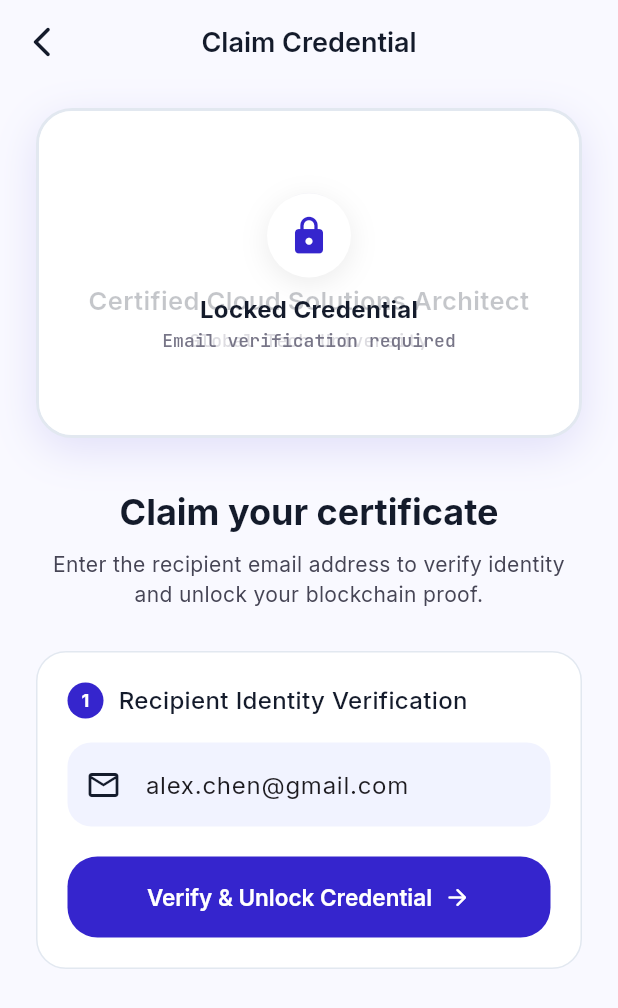
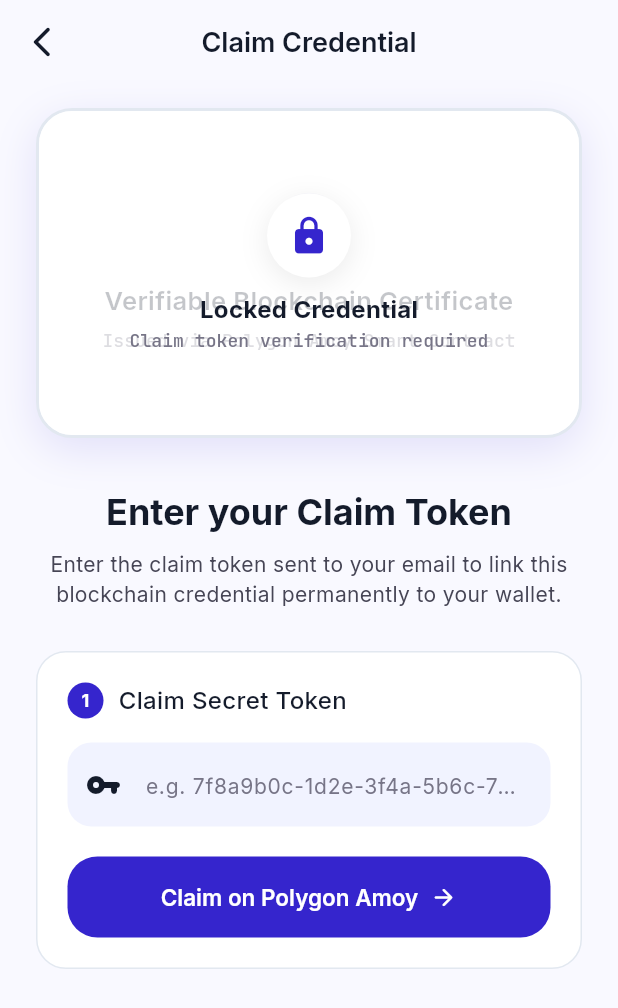
Before and after one commit to atharvabaodhankar/Proofly, a Flutter app: the ClaimCertificateScreen screen opened directly, on a phone screen of 412 x 824 dp. Shown: the top 1008 px of the screen. Run offline on Flutter 3.47's test engine with Material 3 defaults, Android fonts, the phone set to English and light mode, and no system bars; our stand-ins replace confetti, google_fonts, qr_flutter, shared_preferences; missing offline and left inert: mobile_scanner; accounts and stored records are empty; network calls fail.

```diff
--- a/apps/mobile/lib/providers/certificates_provider.dart
+++ b/apps/mobile/lib/providers/certificates_provider.dart
@@ -9,11 +9,13 @@ class CertificatesProvider extends ChangeNotifier {
   String _searchQuery = '';
   String _selectedCategory = 'All';
   bool _isLoading = false;
+  String? _errorMessage;
 
   List<CertificateModel> get certificates => _certificates;
   String get searchQuery => _searchQuery;
   String get selectedCategory => _selectedCategory;
   bool get isLoading => _isLoading;
+  String? get errorMessage => _errorMessage;
 
   List<CertificateModel> get filteredCertificates {
     return _certificates.where((cert) {
@@ -24,17 +26,17 @@ class CertificatesProvider extends ChangeNotifier {
     }).toList();
   }
 
-  CertificatesProvider() {
-    loadCertificates();
-  }
-
-  Future<void> loadCertificates([String? token]) async {
+  Future<void> loadCertificates(String token) async {
     _isLoading = true;
+    _errorMessage = null;
     notifyListeners();
 
     try {
-      _certificates = await _api.getMyCertificates(token ?? 'demo_token');
-    } catch (_) {}
+      _certificates = await _api.getMyCertificates(token);
+    } catch (e) {
+      _errorMessage = e.toString().replaceAll('Exception: ', '');
+      _certificates = [];
+    }
 
     _isLoading = false;
     notifyListeners();
--- a/apps/mobile/lib/screens/claim/claim_certificate_screen.dart
+++ b/apps/mobile/lib/screens/claim/claim_certificate_screen.dart
@@ -1,49 +1,91 @@
 import 'package:flutter/material.dart';
 import 'package:confetti/confetti.dart';
+import 'package:provider/provider.dart';
 import '../../core/theme/app_colors.dart';
 import '../../core/theme/app_typography.dart';
+import '../../data/services/api_service.dart';
+import '../../providers/auth_provider.dart';
+import '../../providers/certificates_provider.dart';
 import '../main_shell.dart';
 
 class ClaimCertificateScreen extends StatefulWidget {
-  final String? claimToken;
+  final String? initialClaimToken;
 
-  const ClaimCertificateScreen({super.key, this.claimToken});
+  const ClaimCertificateScreen({super.key, this.initialClaimToken});
 
   @override
   State<ClaimCertificateScreen> createState() => _ClaimCertificateScreenState();
 }
 
 class _ClaimCertificateScreenState extends State<ClaimCertificateScreen> {
-  final TextEditingController _emailController = TextEditingController(text: 'alex.chen@gmail.com');
+  final ApiService _api = ApiService();
+  late final TextEditingController _tokenController;
   late ConfettiController _confettiController;
   bool _isClaimed = false;
   bool _isLoading = false;
+  String? _claimedTitle;
+  String? _claimedOrg;
 
   @override
   void initState() {
     super.initState();
+    _tokenController = TextEditingController(text: widget.initialClaimToken ?? '');
     _confettiController = ConfettiController(duration: const Duration(seconds: 3));
   }
 
   @override
   void dispose() {
     _confettiController.dispose();
-    _emailController.dispose();
+    _tokenController.dispose();
     super.dispose();
   }
 
   void _verifyAndClaim() async {
-    if (_emailController.text.trim().isEmpty) return;
+    final token = _tokenController.text.trim();
+    if (token.isEmpty) {
+      ScaffoldMessenger.of(context).showSnackBar(
+        const SnackBar(content: Text('Please enter your claim token.')),
+      );
+      return;
+    }
+
+    final auth = Provider.of<AuthProvider>(context, listen: false);
+    if (auth.token == null) {
+      ScaffoldMessenger.of(context).showSnackBar(
+        const SnackBar(content: Text('Please sign in first to claim this credential.')),
+      );
+      return;
+    }
 
     setState(() => _isLoading = true);
-    await Future.delayed(const Duration(milliseconds: 1500));
 
-    setState(() {
-      _isLoading = false;
-      _isClaimed = true;
-    });
+    try {
+      final res = await _api.claimCertificate(token, auth.token!);
+      final cert = res['certificate'] ?? {};
 
-    _confettiController.play();
+      setState(() {
+        _isLoading = false;
+        _isClaimed = true;
+        _claimedTitle = cert['title'] ?? 'Verifiable Credential';
+        _claimedOrg = cert['organizations']?['name'] ?? 'Proofly Organization';
+      });
+
+      _confettiController.play();
+
+      if (mounted) {
+        Provider.of<CertificatesProvider>(context, listen: false).loadCertificates(auth.token!);
+      }
+    } catch (e) {
+      setState(() => _isLoading = false);
+      if (mounted) {
+        ScaffoldMessenger.of(context).showSnackBar(
+          SnackBar(
+            content: Text('Claim failed: ${e.toString().replaceAll("Exception: ", "")}'),
+            backgroundColor: AppColors.error,
+          ),
+        );
+      }
+    }
   }
 
   @override
@@ -82,7 +124,7 @@ class _ClaimCertificateScreenState extends State<ClaimCertificateScreen> {
                     ),
                     boxShadow: [
                       BoxShadow(
-                        color: (_isClaimed ? AppColors.emerald : AppColors.primary).withOpacity(0.12),
+                        color: (_isClaimed ? AppColors.emerald : AppColors.primary).withValues(alpha: 0.12),
                         blurRadius: 24,
                         offset: const Offset(0, 8),
                       ),
@@ -98,18 +140,18 @@ class _ClaimCertificateScreenState extends State<ClaimCertificateScreen> {
                           children: [
                             CircleAvatar(
                               radius: 24,
-                              backgroundColor: AppColors.primary.withOpacity(0.1),
+                              backgroundColor: AppColors.primary.withValues(alpha: 0.1),
                               child: const Icon(Icons.school_rounded, color: AppColors.primary, size: 28),
                             ),
                             const SizedBox(height: 12),
                             Text(
-                              'Certified Cloud Solutions Architect',
+                              _claimedTitle ?? 'Verifiable Blockchain Certificate',
                               textAlign: TextAlign.center,
                               style: AppTypography.headlineMd(isDark).copyWith(fontSize: 17),
                             ),
                             const SizedBox(height: 6),
                             Text(
-                              'Global Tech University',
+                              _claimedOrg ?? 'Issued via Polygon Amoy Smart Contract',
                               style: AppTypography.labelSm(isDark),
                             ),
                           ],
@@ -118,7 +160,7 @@ class _ClaimCertificateScreenState extends State<ClaimCertificateScreen> {
                       if (!_isClaimed)
                         Container(
                           decoration: BoxDecoration(
-                            color: (isDark ? Colors.black : Colors.white).withOpacity(0.75),
+                            color: (isDark ? Colors.black : Colors.white).withValues(alpha: 0.75),
                             borderRadius: BorderRadius.circular(22),
                           ),
                           child: Center(
@@ -133,7 +175,7 @@ class _ClaimCertificateScreenState extends State<ClaimCertificateScreen> {
                                     shape: BoxShape.circle,
                                     boxShadow: [
                                       BoxShadow(
-                                        color: Colors.black.withOpacity(0.08),
+                                        color: Colors.black.withValues(alpha: 0.08),
                                         blurRadius: 16,
                                         offset: const Offset(0, 4),
                                       ),
@@ -147,7 +189,7 @@ class _ClaimCertificateScreenState extends State<ClaimCertificateScreen> {
                                   style: AppTypography.bodyLg(isDark).copyWith(fontWeight: FontWeight.bold),
                                 ),
                                 Text(
-                                  'Email verification required',
+                                  'Claim token verification required',
                                   style: AppTypography.labelSm(isDark),
                                 ),
                               ],
@@ -161,12 +203,12 @@ class _ClaimCertificateScreenState extends State<ClaimCertificateScreen> {
 
                 if (!_isClaimed) ...[
                   Text(
-                    'Claim your certificate',
+                    'Enter your Claim Token',
                     style: AppTypography.headlineLg(isDark).copyWith(fontSize: 24),
                   ),
                   const SizedBox(height: 8),
                   Text(
-                    'Enter the recipient email address to verify identity and unlock your blockchain proof.',
+                    'Enter the claim token sent to your email to link this blockchain credential permanently to your wallet.',
                     textAlign: TextAlign.center,
                     style: AppTypography.bodyMd(isDark),
                   ),
@@ -190,16 +232,15 @@ class _ClaimCertificateScreenState extends State<ClaimCertificateScreen> {
                               child: const Text('1', style: TextStyle(color: Colors.white, fontSize: 12, fontWeight: FontWeight.bold)),
                             ),
                             const SizedBox(width: 10),
-                            Text('Recipient Identity Verification', style: AppTypography.bodyLg(isDark)),
+                            Text('Claim Secret Token', style: AppTypography.bodyLg(isDark)),
                           ],
                         ),
                         const SizedBox(height: 16),
                         TextField(
-                          controller: _emailController,
-                          keyboardType: TextInputType.emailAddress,
+                          controller: _tokenController,
                           decoration: const InputDecoration(
-                            hintText: 'jane@example.com',
-                            prefixIcon: Icon(Icons.email_outlined),
+                            hintText: 'e.g. 7f8a9b0c-1d2e-3f4a-5b6c-7d8e9f0a1b2c',
+                            prefixIcon: Icon(Icons.vpn_key_rounded),
                           ),
                         ),
                         const SizedBox(height: 20),
@@ -217,7 +258,7 @@ class _ClaimCertificateScreenState extends State<ClaimCertificateScreen> {
                                 : const Row(
                                     mainAxisAlignment: MainAxisAlignment.center,
                                     children: [
-                                      Text('Verify & Unlock Credential'),
+                                      Text('Claim on Polygon Amoy'),
                                       SizedBox(width: 8),
                                       Icon(Icons.arrow_forward_rounded, size: 18),
                                     ],
@@ -239,10 +280,10 @@ class _ClaimCertificateScreenState extends State<ClaimCertificateScreen> {
                     child: const Icon(Icons.check_circle_rounded, color: AppColors.verifiedGreen, size: 48),
                   ),
                   const SizedBox(height: 20),
-                  Text('Verified Successfully!', style: AppTypography.headlineLg(isDark)),
+                  Text('Claimed Successfully!', style: AppTypography.headlineLg(isDark)),
                   const SizedBox(height: 8),
                   Text(
-                    'Your credential is now permanently linked to your wallet identity and verifiable on Polygon Amoy.',
+                    'Your credential is now permanently anchored to your account and verifiable on Polygon Amoy.',
                     textAlign: TextAlign.center,
                     style: AppTypography.bodyMd(isDark),
                   ),
```
